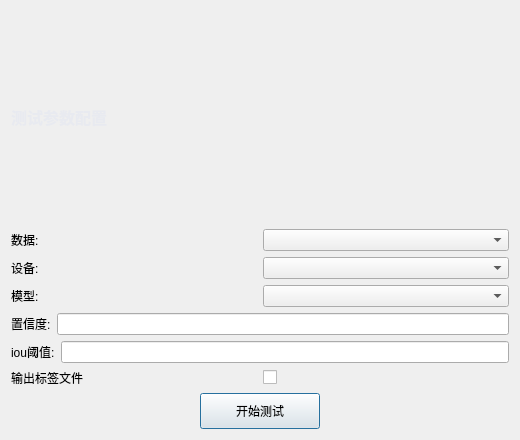
The window that ui/test_dialog.ui (pythondever/easy_trainer) describes before a commit, drawn with Qt 5.
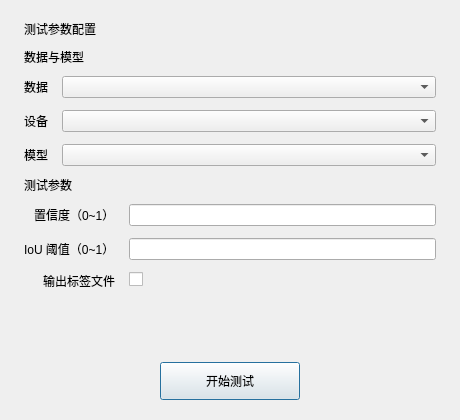
The same window after the commit.

What changed in the file:
```diff
--- a/ui/test_dialog.ui
+++ b/ui/test_dialog.ui
@@ -6,108 +6,199 @@
    <rect>
     <x>0</x>
     <y>0</y>
-    <width>520</width>
-    <height>440</height>
+    <width>460</width>
+    <height>420</height>
    </rect>
   </property>
   <property name="windowTitle">
    <string>模型测试</string>
   </property>
-  <layout class="QVBoxLayout" name="verticalLayout">
+  <property name="minimumSize">
+   <size>
+    <width>460</width>
+    <height>420</height>
+   </size>
+  </property>
+  <layout class="QVBoxLayout" name="mainLayout">
+   <property name="spacing">
+    <number>10</number>
+   </property>
+   <property name="leftMargin">
+    <number>24</number>
+   </property>
+   <property name="topMargin">
+    <number>20</number>
+   </property>
+   <property name="rightMargin">
+    <number>24</number>
+   </property>
+   <property name="bottomMargin">
+    <number>20</number>
+   </property>
    <item>
     <widget class="QLabel" name="title_label">
      <property name="text">
       <string>测试参数配置</string>
      </property>
-     <property name="styleSheet">
-      <string>color: #e8eaf0; font-size: 16px; font-weight: bold;</string>
+     <property name="objectName" stdset="0">
+      <string>dialogTitle</string>
      </property>
     </widget>
    </item>
    <item>
-    <layout class="QHBoxLayout" name="data_row">
-     <item>
+    <widget class="QLabel" name="group_source_title">
+     <property name="text">
+      <string>数据与模型</string>
+     </property>
+     <property name="objectName" stdset="0">
+      <string>dialogSectionTitle</string>
+     </property>
+    </widget>
+   </item>
+   <item>
+    <layout class="QFormLayout" name="form_source">
+     <property name="horizontalSpacing">
+      <number>14</number>
+     </property>
+     <property name="verticalSpacing">
+      <number>12</number>
+     </property>
+     <property name="labelAlignment">
+      <set>Qt::AlignRight|Qt::AlignVCenter</set>
+     </property>
+     <item row="0" column="0">
       <widget class="QLabel" name="test_data_label">
        <property name="text">
-        <string>数据:</string>
+        <string>数据</string>
        </property>
       </widget>
      </item>
-     <item>
-      <widget class="QComboBox" name="test_data_combo" />
+     <item row="0" column="1">
+      <widget class="QComboBox" name="test_data_combo">
+       <property name="minimumSize">
+        <size>
+         <width>280</width>
+         <height>0</height>
+        </size>
+       </property>
+      </widget>
      </item>
-    </layout>
-   </item>
-   <item>
-    <layout class="QHBoxLayout" name="device_row">
-     <item>
+     <item row="1" column="0">
       <widget class="QLabel" name="test_device_label">
        <property name="text">
-        <string>设备:</string>
+        <string>设备</string>
        </property>
       </widget>
      </item>
-     <item>
-      <widget class="QComboBox" name="test_device_combo" />
+     <item row="1" column="1">
+      <widget class="QComboBox" name="test_device_combo">
+       <property name="minimumSize">
+        <size>
+         <width>280</width>
+         <height>0</height>
+        </size>
+       </property>
+      </widget>
      </item>
-    </layout>
-   </item>
-   <item>
-    <layout class="QHBoxLayout" name="model_row">
-     <item>
+     <item row="2" column="0">
       <widget class="QLabel" name="model_label">
        <property name="text">
-        <string>模型:</string>
+        <string>模型</string>
        </property>
       </widget>
      </item>
-     <item>
-      <widget class="QComboBox" name="model_combo" />
+     <item row="2" column="1">
+      <widget class="QComboBox" name="model_combo">
+       <property name="minimumSize">
+        <size>
+         <width>280</width>
+         <height>0</height>
+        </size>
+       </property>
+      </widget>
      </item>
     </layout>
    </item>
    <item>
-    <layout class="QHBoxLayout" name="confidence_row">
-     <item>
+    <widget class="QLabel" name="group_param_label">
+     <property name="text">
+      <string>测试参数</string>
+     </property>
+     <property name="objectName" stdset="0">
+      <string>dialogSectionTitle</string>
+     </property>
+    </widget>
+   </item>
+   <item>
+    <layout class="QFormLayout" name="form_param">
+     <property name="horizontalSpacing">
+      <number>14</number>
+     </property>
+     <property name="verticalSpacing">
+      <number>12</number>
+     </property>
+     <property name="labelAlignment">
+      <set>Qt::AlignRight|Qt::AlignVCenter</set>
+     </property>
+     <item row="0" column="0">
       <widget class="QLabel" name="confidence_label">
        <property name="text">
-        <string>置信度:</string>
+        <string>置信度（0~1）</string>
        </property>
       </widget>
      </item>
-     <item>
-      <widget class="QLineEdit" name="confidence_txt" />
+     <item row="0" column="1">
+      <widget class="QLineEdit" name="confidence_txt">
+       <property name="minimumSize">
+        <size>
+         <width>280</width>
+         <height>0</height>
+        </size>
+       </property>
+      </widget>
      </item>
-    </layout>
-   </item>
-   <item>
-    <layout class="QHBoxLayout" name="iou_row">
-     <item>
+     <item row="1" column="0">
       <widget class="QLabel" name="iou_treshold_label">
        <property name="text">
-        <string>iou阈值:</string>
+        <string>IoU 阈值（0~1）</string>
        </property>
       </widget>
      </item>
-     <item>
-      <widget class="QLineEdit" name="iou_treshold_txt" />
+     <item row="1" column="1">
+      <widget class="QLineEdit" name="iou_treshold_txt">
+       <property name="minimumSize">
+        <size>
+         <width>280</width>
+         <height>0</height>
+        </size>
+       </property>
+      </widget>
      </item>
-    </layout>
-   </item>
-   <item>
-    <layout class="QHBoxLayout" name="output_row">
-     <item>
+     <item row="2" column="0">
       <widget class="QLabel" name="output_label_label">
        <property name="text">
         <string>输出标签文件</string>
        </property>
       </widget>
      </item>
-     <item>
+     <item row="2" column="1">
       <widget class="QCheckBox" name="output_label_file_checkBox"/>
      </item>
     </layout>
    </item>
+   <item>
+    <spacer name="bottomSpacerTop">
+     <property name="orientation">
+      <enum>Qt::Vertical</enum>
+     </property>
+     <property name="sizeHint" stdset="0">
+      <size>
+       <width>20</width>
+       <height>12</height>
+      </size>
+     </property>
+    </spacer>
+   </item>
    <item>
     <layout class="QHBoxLayout" name="bottom_row">
      <item>
@@ -130,8 +221,8 @@
        </property>
        <property name="minimumSize">
         <size>
-         <width>120</width>
-         <height>36</height>
+         <width>140</width>
+         <height>38</height>
         </size>
        </property>
       </widget>
```
